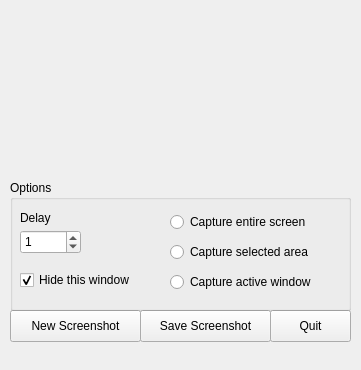
Old version of the form ui/mainwindow.ui in the repository mkocs/pixmate-client.
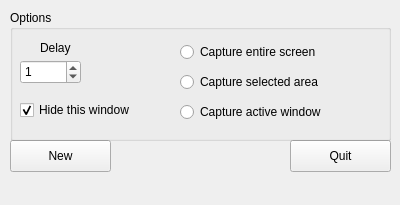
New version of the form. Icons and pictures are not drawn.

Commit message: Introduce screenshot dialog Screenshot dialog opens up after taking a screenshot and shows all available options (like sharing, saving, etc.). Therefore some now no more needed UI elements in the main window have been removed.

```diff
--- a/ui/mainwindow.ui
+++ b/ui/mainwindow.ui
@@ -6,20 +6,20 @@
    <rect>
     <x>0</x>
     <y>0</y>
-    <width>361</width>
-    <height>370</height>
+    <width>400</width>
+    <height>205</height>
    </rect>
   </property>
   <property name="minimumSize">
    <size>
-    <width>361</width>
-    <height>370</height>
+    <width>400</width>
+    <height>205</height>
    </size>
   </property>
   <property name="maximumSize">
    <size>
-    <width>361</width>
-    <height>370</height>
+    <width>400</width>
+    <height>205</height>
    </size>
   </property>
   <property name="windowTitle">
@@ -30,34 +30,25 @@
     <property name="geometry">
      <rect>
       <x>10</x>
-      <y>310</y>
-      <width>131</width>
+      <y>140</y>
+      <width>101</width>
       <height>32</height>
      </rect>
     </property>
     <property name="text">
-     <string>New Screenshot</string>
+     <string>New</string>
     </property>
-   </widget>
-   <widget class="QPushButton" name="saveButton">
-    <property name="geometry">
-     <rect>
-      <x>140</x>
-      <y>310</y>
-      <width>131</width>
-      <height>32</height>
-     </rect>
-    </property>
-    <property name="text">
-     <string>Save Screenshot</string>
+    <property name="icon">
+     <iconset resource="../resources.qrc">
+      <normaloff>:/img/ic_camera_black_24dp.ico</normaloff>:/img/ic_camera_black_24dp.ico</iconset>
     </property>
    </widget>
    <widget class="QPushButton" name="quitButton">
     <property name="geometry">
      <rect>
-      <x>270</x>
-      <y>310</y>
-      <width>81</width>
+      <x>290</x>
+      <y>140</y>
+      <width>101</width>
       <height>32</height>
      </rect>
     </property>
@@ -85,8 +76,8 @@
     <property name="geometry">
      <rect>
       <x>10</x>
-      <y>180</y>
-      <width>341</width>
+      <y>10</y>
+      <width>381</width>
       <height>131</height>
      </rect>
     </property>
@@ -98,7 +89,7 @@
       <rect>
        <x>10</x>
        <y>90</y>
-       <width>131</width>
+       <width>151</width>
        <height>20</height>
       </rect>
      </property>
@@ -125,9 +116,9 @@
     <widget class="QLabel" name="delayLabel">
      <property name="geometry">
       <rect>
-       <x>10</x>
+       <x>30</x>
        <y>30</y>
-       <width>59</width>
+       <width>51</width>
        <height>16</height>
       </rect>
      </property>
@@ -138,9 +129,9 @@
     <widget class="QRadioButton" name="screenRadioButton">
      <property name="geometry">
       <rect>
-       <x>160</x>
+       <x>170</x>
        <y>30</y>
-       <width>171</width>
+       <width>201</width>
        <height>24</height>
       </rect>
      </property>
@@ -151,9 +142,9 @@
     <widget class="QRadioButton" name="selectionRadioButton">
      <property name="geometry">
       <rect>
-       <x>160</x>
+       <x>170</x>
        <y>60</y>
-       <width>171</width>
+       <width>201</width>
        <height>24</height>
       </rect>
      </property>
@@ -164,15 +155,34 @@
     <widget class="QRadioButton" name="windowRadioButton">
      <property name="geometry">
       <rect>
-       <x>160</x>
+       <x>170</x>
        <y>90</y>
-       <width>181</width>
+       <width>191</width>
        <height>24</height>
       </rect>
      </property>
      <property name="text">
       <string>Capture active window</string>
      </property>
+     <property name="checkable">
+      <bool>true</bool>
+     </property>
+    </widget>
+    <widget class="QLabel" name="delayIconLabel">
+     <property name="geometry">
+      <rect>
+       <x>10</x>
+       <y>30</y>
+       <width>51</width>
+       <height>16</height>
+      </rect>
+     </property>
+     <property name="text">
+      <string/>
+     </property>
+     <property name="pixmap">
+      <pixmap resource="../resources.qrc">:/img/ic_alarm_black_24dp.ico</pixmap>
+     </property>
     </widget>
    </widget>
   </widget>
```
Left out of the diff: 34 changed lines with no effect on the pictures. The commit also changes 22 other files.
